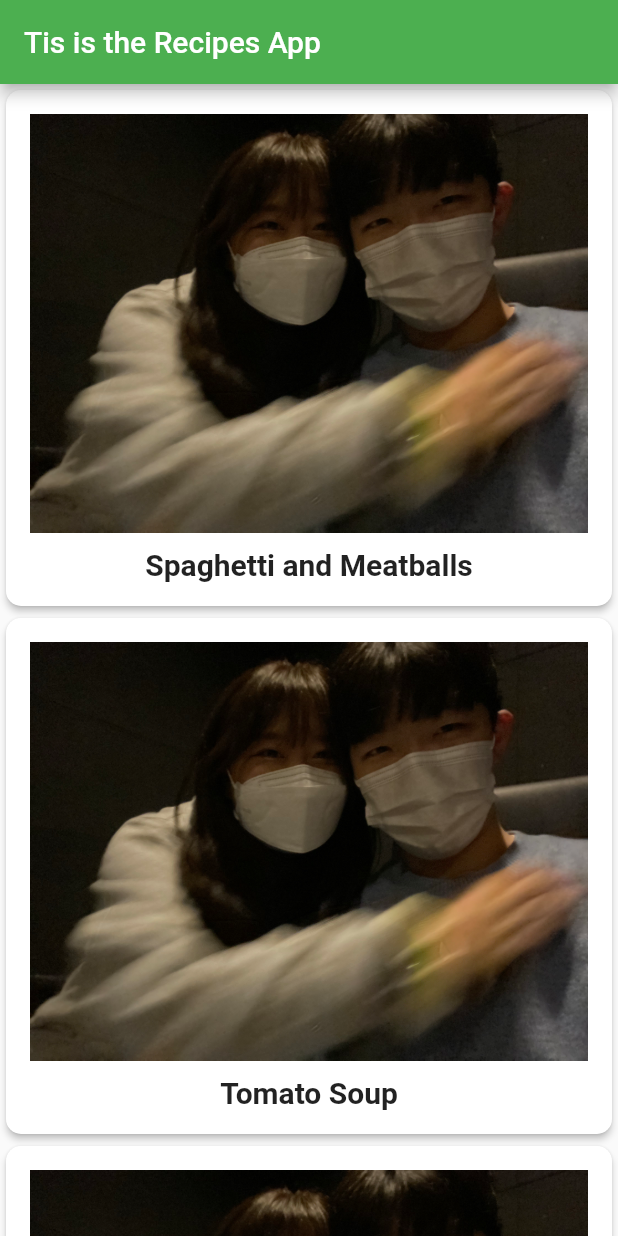
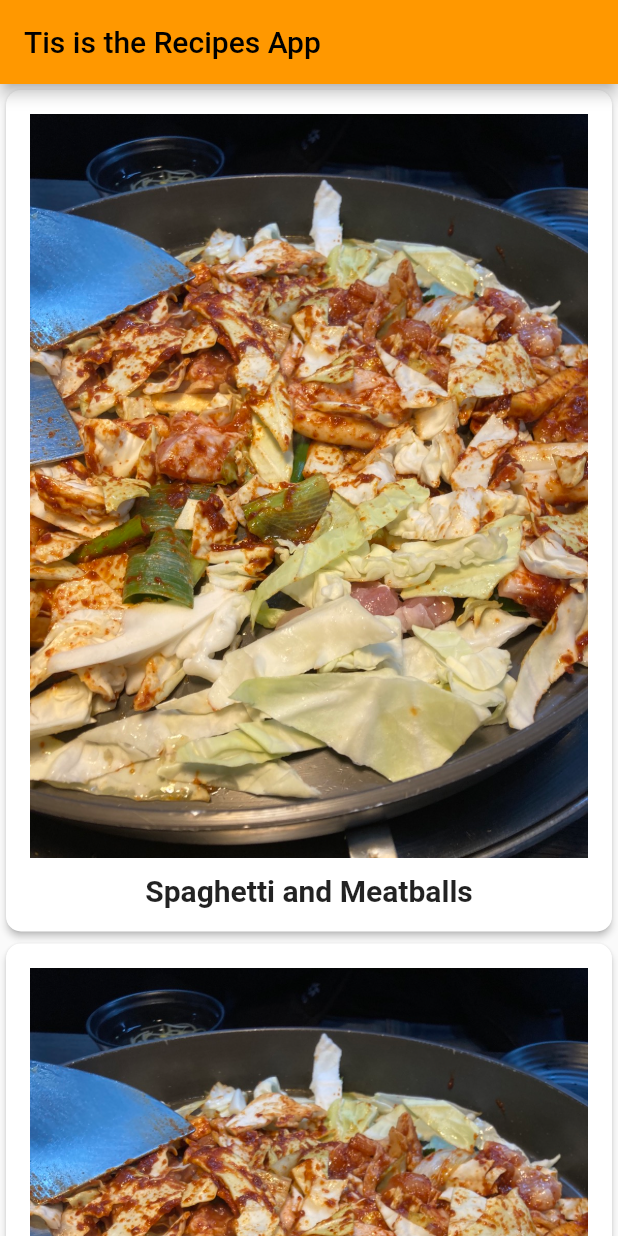
Before and after one commit to hermin9804/TIL, a Flutter app: the screen it shows after launch, on a phone screen of 412 x 824 dp. Run offline on Flutter 3.47's test engine with Material 2 defaults, Android fonts, the phone set to English and light mode, and no system bars; Roboto replaces fonts that are missing (palatino).

Commit message:
[feat] theCodingPaPa flutter end

```diff
--- a/flutter/theCodingPaPa/recipes/lib/main.dart
+++ b/flutter/theCodingPaPa/recipes/lib/main.dart
@@ -15,7 +15,7 @@ class MyApp extends StatelessWidget {
     return MaterialApp(
       title: 'Flutter Demo',
       theme: ThemeData(
-        primarySwatch: Colors.green,
+        primarySwatch: Colors.orange,
       ),
       home: MyHomePage(),
     );
@@ -38,7 +38,9 @@ class  MyHomePage extends StatelessWidget {
 							Navigator.of(context)
 								.push(MaterialPageRoute(builder: (context) {
 								// TODO: return with return RecipeDetail()
-								return RecipeDetail(recipe: recipes[index],);
+								return RecipeDetail(
+									recipe: recipes[index],
+								);
 							}));
 						},
 						child: BuildRecipeCard(recipes[index]));
```
Also changed, not shown: flutter/theCodingPaPa/recipes/lib/recipe_detail.dart (+14 -2 lines), flutter/theCodingPaPa/recipes/assets/food.jpeg.
